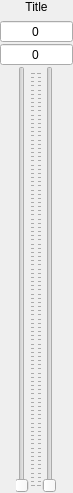
Before: the Qt Designer form DesignerTool/src/WidgetRangedSlider.ui in GameOverture/HarmonyEngine, drawn with Qt 5.
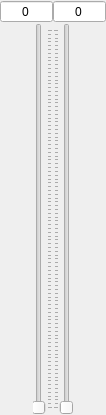
After: the same form once the commit is applied. The open tabs and pages were chosen to show the change.

Commit message: WidgetAudioState gui layout work

What changed in the file:
```diff
--- a/DesignerTool/src/WidgetRangedSlider.ui
+++ b/DesignerTool/src/WidgetRangedSlider.ui
@@ -6,14 +6,17 @@
    <rect>
     <x>0</x>
     <y>0</y>
-    <width>73</width>
-    <height>493</height>
+    <width>106</width>
+    <height>415</height>
    </rect>
   </property>
   <property name="windowTitle">
    <string>Form</string>
   </property>
-  <layout class="QVBoxLayout" name="verticalLayout_4">
+  <layout class="QVBoxLayout" name="verticalLayout">
+   <property name="spacing">
+    <number>0</number>
+   </property>
    <property name="leftMargin">
     <number>0</number>
    </property>
@@ -26,23 +29,13 @@
    <property name="bottomMargin">
     <number>0</number>
    </property>
-   <item>
-    <widget class="QLabel" name="lblTitle">
-     <property name="text">
-      <string>Title</string>
-     </property>
-     <property name="alignment">
-      <set>Qt::AlignCenter</set>
-     </property>
-    </widget>
-   </item>
    <item>
     <widget class="QStackedWidget" name="stackedWidget">
      <property name="currentIndex">
       <number>0</number>
      </property>
      <widget class="QWidget" name="page">
-      <layout class="QVBoxLayout" name="verticalLayout_3">
+      <layout class="QVBoxLayout" name="verticalLayout_2">
        <property name="spacing">
         <number>0</number>
        </property>
@@ -70,7 +63,7 @@
           <number>0</number>
          </property>
          <widget class="QWidget" name="intPage">
-          <layout class="QVBoxLayout" name="verticalLayout">
+          <layout class="QHBoxLayout" name="horizontalLayout_3">
            <property name="spacing">
             <number>0</number>
            </property>
@@ -86,6 +79,22 @@
            <property name="bottomMargin">
             <number>0</number>
            </property>
+           <item>
+            <widget class="QSpinBox" name="sbMin_Int">
+             <property name="alignment">
+              <set>Qt::AlignCenter</set>
+             </property>
+             <property name="buttonSymbols">
+              <enum>QAbstractSpinBox::NoButtons</enum>
+             </property>
+             <property name="suffix">
+              <string/>
+             </property>
+             <property name="prefix">
+              <string/>
+             </property>
+            </widget>
+           </item>
            <item>
             <widget class="QSpinBox" name="sbMax_Int">
              <property name="alignment">
@@ -105,23 +114,10 @@
              </property>
             </widget>
            </item>
-           <item>
-            <widget class="QSpinBox" name="sbMin_Int">
-             <property name="alignment">
-              <set>Qt::AlignCenter</set>
-             </property>
-             <property name="buttonSymbols">
-              <enum>QAbstractSpinBox::NoButtons</enum>
-             </property>
-             <property name="suffix">
-              <string/>
-             </property>
-            </widget>
-           </item>
           </layout>
          </widget>
          <widget class="QWidget" name="doublePage">
-          <layout class="QVBoxLayout" name="verticalLayout_2">
+          <layout class="QHBoxLayout" name="horizontalLayout_5">
            <property name="spacing">
             <number>0</number>
            </property>
@@ -188,16 +184,6 @@
            </property>
           </spacer>
          </item>
-         <item>
-          <widget class="QSlider" name="maxSlider">
-           <property name="orientation">
-            <enum>Qt::Vertical</enum>
-           </property>
-           <property name="tickPosition">
-            <enum>QSlider::TicksBelow</enum>
-           </property>
-          </widget>
-         </item>
          <item>
           <widget class="QSlider" name="minSlider">
            <property name="orientation">
@@ -210,6 +196,16 @@
             <bool>false</bool>
            </property>
            <property name="tickPosition">
+            <enum>QSlider::TicksBelow</enum>
+           </property>
+          </widget>
+         </item>
+         <item>
+          <widget class="QSlider" name="maxSlider">
+           <property name="orientation">
+            <enum>Qt::Vertical</enum>
+           </property>
+           <property name="tickPosition">
             <enum>QSlider::TicksAbove</enum>
            </property>
           </widget>
```
Left out of the diff: 34 changed lines with no effect on the pictures. The commit also changes 7 other files.
